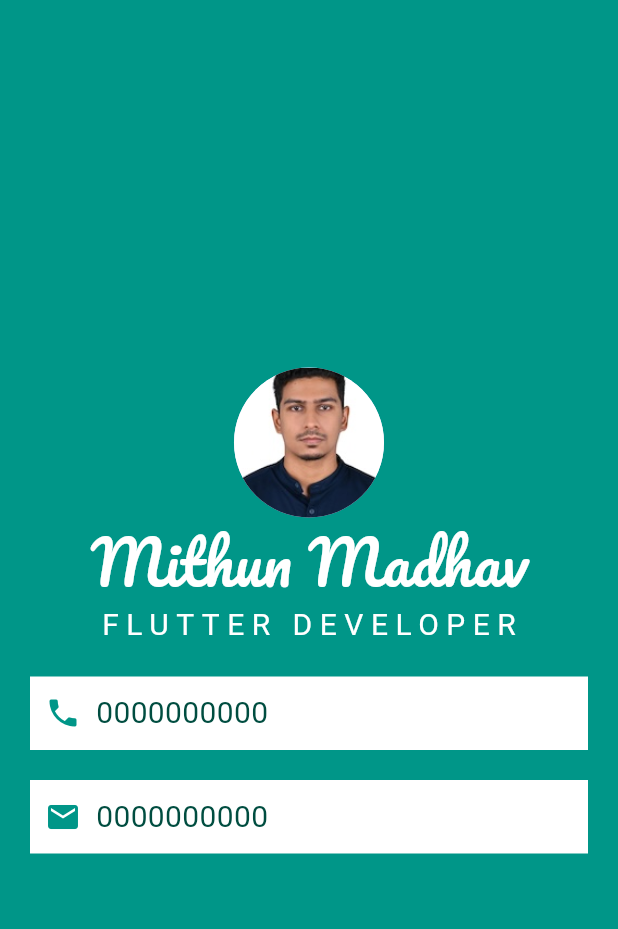
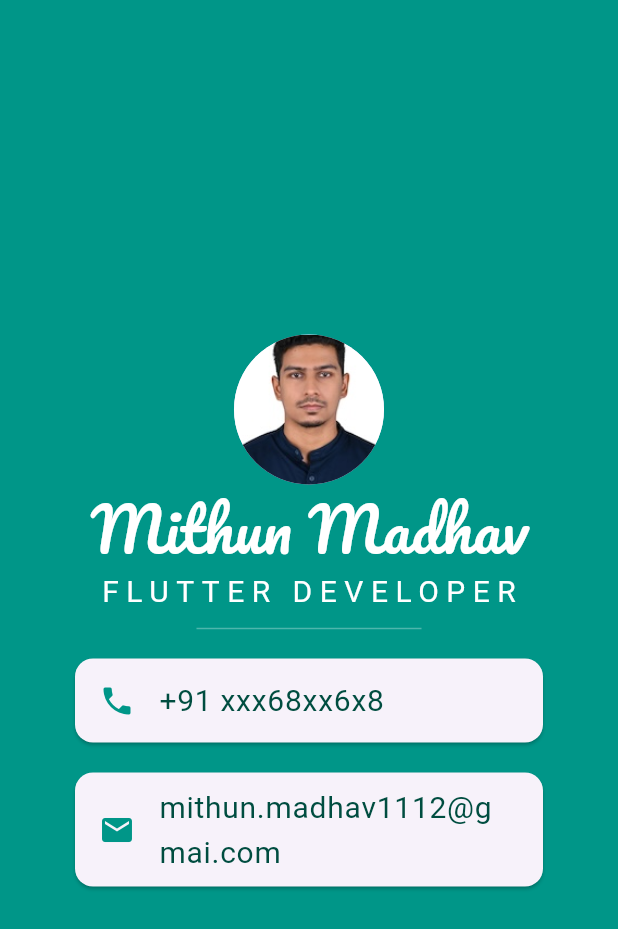
Before and after one commit to MithunMadhav1112/micard, a Flutter app: the screen it shows after launch, on a phone screen of 412 x 824 dp. Shown: the top 929 px of the screen. Run offline on Flutter 3.47's test engine with Material 3 defaults, Android fonts, the phone set to English and light mode, and no system bars; Roboto replaces fonts that are missing (Source Sans Pro, SourceSans3-Regular).

Commit message:
Use ListTile widget instead of containers

```diff
--- a/lib/main.dart
+++ b/lib/main.dart
@@ -1,7 +1,7 @@
 import 'package:flutter/material.dart';
 
 void main() {
-  runApp(MiCard());
+  runApp(const MiCard());
 }
 
 class MiCard extends StatelessWidget {
@@ -28,66 +28,63 @@ class MiCard extends StatelessWidget {
                   style: TextStyle(
                     fontFamily: 'Pacifico',
                     color: Colors.white,
-                    fontSize: 40,
+                    fontSize: 40.0,
                   ),
                 ),
                 const Text(
                   'FLUTTER DEVELOPER',
                   style: TextStyle(
                     fontFamily: 'SourceSans3-Regular',
-                    fontSize: 20,
+                    fontSize: 20.0,
                     color: Colors.white,
-                    letterSpacing: 5,
+                    letterSpacing: 5.0,
                   ),
                 ),
-                const SizedBox(height: 10,),
-                Container(
-                  color: Colors.white,
-                  margin: const EdgeInsets.symmetric(vertical: 10, horizontal: 20,),
-                  padding: const EdgeInsets.all(10.0),
-                  child: Row(
-                    children: <Widget>[
-                      const Icon(
+                SizedBox(
+                  height: 20.0,
+                  width: 150.0,
+                  child: Divider(
+                    color: Colors.teal.shade300,
+                  ),
+                ),
+                Card(
+                  margin: const EdgeInsets.symmetric(
+                    vertical: 10.0,
+                    horizontal: 50.0,
+                  ),
+                  child: ListTile(
+                    leading: const Icon(
                       Icons.phone,
                       color: Colors.teal,
                     ),
-                      const SizedBox(
-                        width: 10,
-                      ),
-                      Text(
-                        '0000000000',
+                    title: Text(
+                      '+91 xxx68xx6x8',
                       style: TextStyle(
                         fontFamily: 'Source Sans Pro',
-                          fontSize: 20,
+                        fontSize: 20.0,
                         color: Colors.teal.shade900,
                       ),
                     ),
-                    ],
                   ),
                 ),
-                Container(
-                  color: Colors.white,
-                  margin: const EdgeInsets.symmetric(vertical: 10, horizontal: 20,),
-                  padding: const EdgeInsets.all(10.0),
-                  child: Row(
-                    children: <Widget>[
-                      const Icon(
+                Card(
+                  margin: const EdgeInsets.symmetric(
+                    vertical: 10.0,
+                    horizontal: 50.0,
+                  ),
+                  child: ListTile(
+                    leading: const Icon(
                       Icons.email,
                       color: Colors.teal,
                     ),
-                      const SizedBox(
-                        width: 10,
-                      ),
-                      Text(
-                        '0000000000',
+                    title: Text(
+                      'mithun.madhav1112@gmai.com',
                       style: TextStyle(
                         fontFamily: 'Source Sans Pro',
-                          fontSize: 20,
+                        fontSize: 20.0,
                         color: Colors.teal.shade900,
                       ),
                     ),
-                    ],
-
                   ),
                 ),
               ],
@@ -98,3 +95,28 @@ class MiCard extends StatelessWidget {
     );
   }
 }
+
+// Container(
+// color: Colors.white,
+// margin: const EdgeInsets.symmetric(vertical: 10, horizontal: 20,),
+// padding: const EdgeInsets.all(10.0),
+// child: Row(
+// children: <Widget>[
+// const Icon(
+// Icons.phone,
+// color: Colors.teal,
+// ),
+// const SizedBox(
+// width: 10,
+// ),
+// Text(
+// '0000000000',
+// style: TextStyle(
+// fontFamily: 'Source Sans Pro',
+// fontSize: 20,
+// color: Colors.teal.shade900,
+// ),
+// ),
+// ],
+// ),
+// ),
```
Lines whose indentation alone changed are shown as unchanged.
